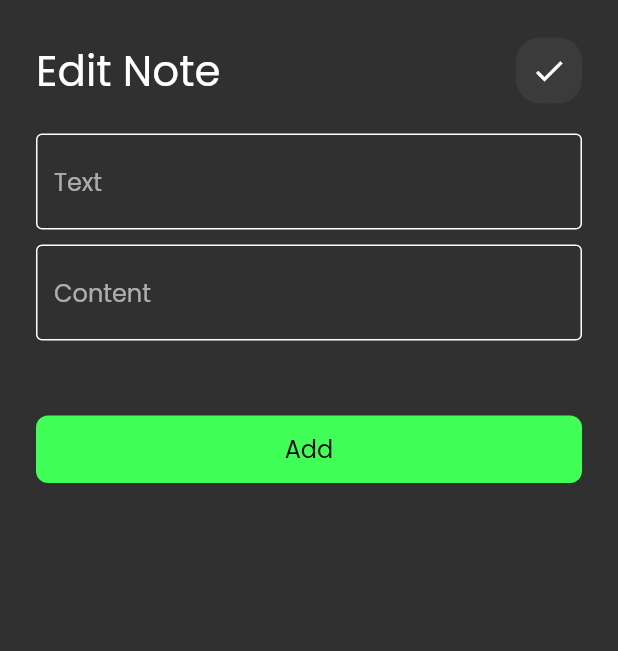
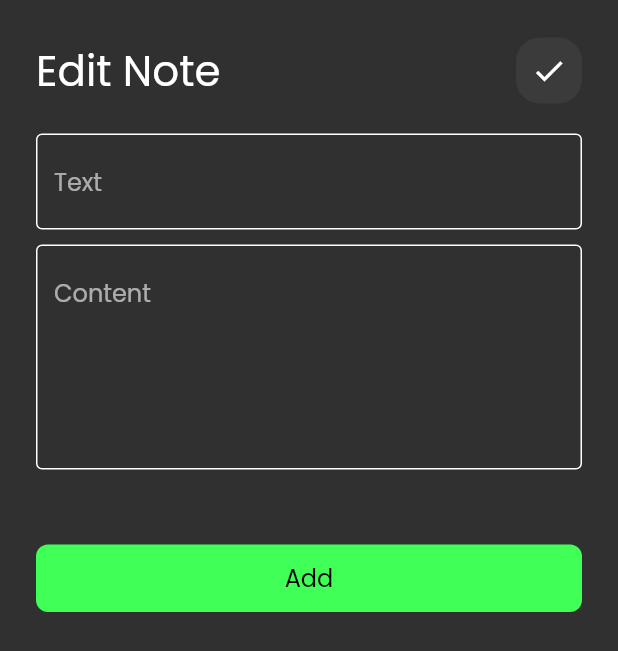
Before and after one commit to MahmoudAli727/last_pro, a Flutter app: the Edit_view screen opened directly, on a phone screen of 412 x 824 dp. Shown: the top 651 px of the screen. Run offline on Flutter 3.47's test engine with Material 2 defaults, Android fonts, the phone set to English and light mode, and no system bars; our stand-ins replace font_awesome_flutter.

```diff
--- a/lib/widgets/AddNoteButton.dart
+++ b/lib/widgets/AddNoteButton.dart
@@ -23,6 +23,7 @@ class AddNoteButton extends StatelessWidget {
             ),
             CustomTextField(
               Hint: "Content",
+              maxlines: 5,
             ),
             SizedBox(
               height: 50,
--- a/lib/widgets/CustomTextField.dart
+++ b/lib/widgets/CustomTextField.dart
@@ -1,13 +1,14 @@
 import 'package:flutter/material.dart';
 
 class CustomTextField extends StatelessWidget {
-  const CustomTextField({super.key, required this.Hint});
+  const CustomTextField({super.key, required this.Hint, this.maxlines = 1});
   final String Hint;
-  // final
+  final maxlines;
   @override
   Widget build(BuildContext context) {
     return TextField(
       cursorColor: Colors.white,
+      maxLines: maxlines,
       decoration: InputDecoration(
           hintText: Hint,
           focusedBorder: outlinebordernote(),
--- a/lib/widgets/Edit_view_Body.dart
+++ b/lib/widgets/Edit_view_Body.dart
@@ -30,6 +30,7 @@ class Edit_view_Body extends StatelessWidget {
           ),
           CustomTextField(
             Hint: "Content",
+            maxlines: 5,
           ),
           SizedBox(
             height: 50,
```
